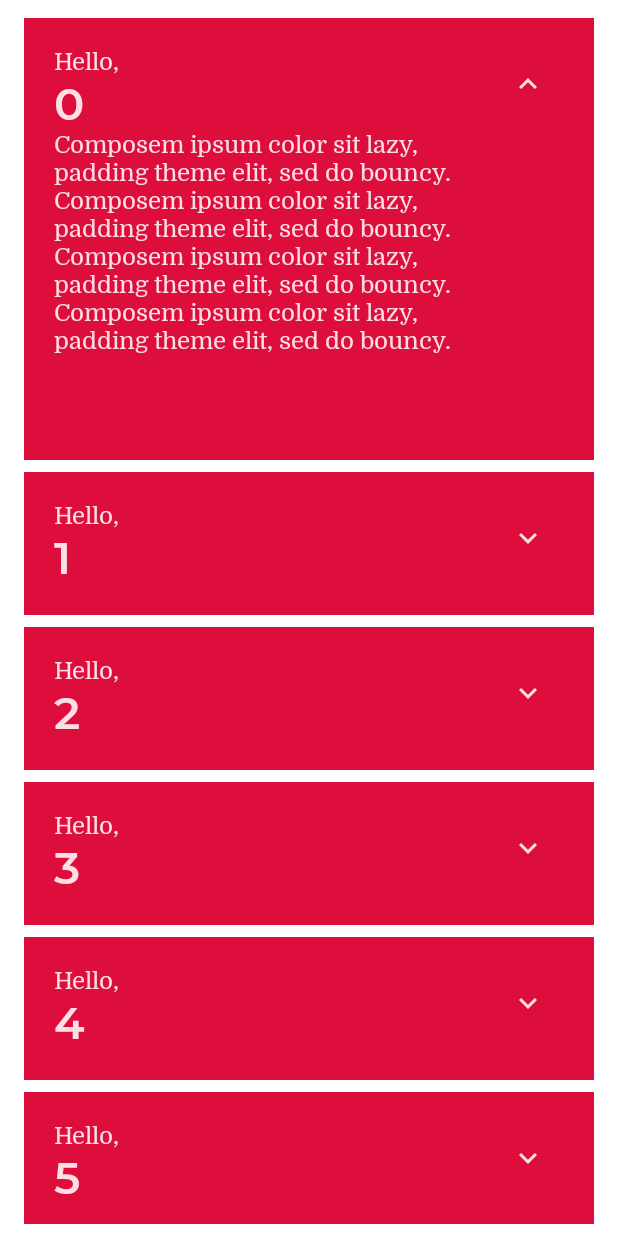
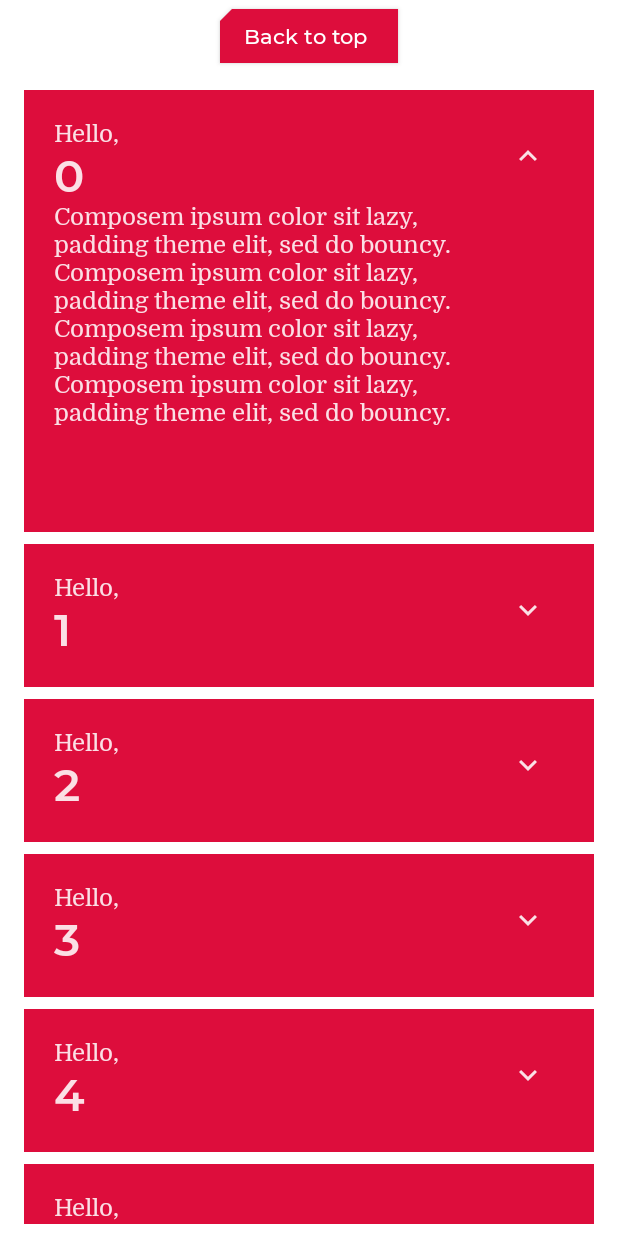
Before and after one commit to paulovsborges/LearningJetpackCompose, an Android app built with Jetpack Compose: the composable ColumnElement shown on its own in the app's theme, after a tap on "Show less", on a phone screen of 412 x 824 dp. Run offline under Robolectric (Android 15) with nearby library versions, the phone set to English and light mode, and no system bars.

Commit message:
theming code lab

```diff
--- a/app/src/main/java/com/example/composetest/MainActivity.kt
+++ b/app/src/main/java/com/example/composetest/MainActivity.kt
@@ -9,6 +9,7 @@ import androidx.compose.material.icons.Icons
 import androidx.compose.material.icons.filled.ArrowBack
 import androidx.compose.ui.Modifier
 import com.example.composetest.pathway.CustomTheme
+import com.example.composetest.pathway.HandleAppStart
 import com.example.composetest.pathway.HomeContent
 
 class MainActivity : ComponentActivity() {
@@ -20,7 +21,8 @@ class MainActivity : ComponentActivity() {
                     modifier = Modifier.fillMaxSize(),
                     color = MaterialTheme.colors.background
                 ) {
-                    HomeContent()
+
+                    HandleAppStart()
                 }
             }
         }
--- a/app/src/main/java/com/example/composetest/pathway/ComposeBasis.kt
+++ b/app/src/main/java/com/example/composetest/pathway/ComposeBasis.kt
@@ -6,16 +6,14 @@ import androidx.compose.animation.core.animateDpAsState
 import androidx.compose.animation.core.spring
 import androidx.compose.foundation.layout.*
 import androidx.compose.foundation.lazy.LazyColumn
+import androidx.compose.foundation.lazy.LazyListState
 import androidx.compose.foundation.lazy.items
 import androidx.compose.material.*
 import androidx.compose.material.icons.Icons
 import androidx.compose.material.icons.filled.ExpandLess
 import androidx.compose.material.icons.filled.ExpandMore
-import androidx.compose.runtime.Composable
-import androidx.compose.runtime.getValue
-import androidx.compose.runtime.mutableStateOf
+import androidx.compose.runtime.*
 import androidx.compose.runtime.saveable.rememberSaveable
-import androidx.compose.runtime.setValue
 import androidx.compose.ui.Alignment
 import androidx.compose.ui.Modifier
 import androidx.compose.ui.res.stringResource
@@ -24,6 +22,7 @@ import androidx.compose.ui.tooling.preview.Preview
 import androidx.compose.ui.unit.dp
 import com.example.composetest.R
 import com.example.composetest.ui.theme.ComposeTestTheme
+import kotlinx.coroutines.launch
 
 @Composable
 fun TextElement(name: String) {
@@ -82,12 +81,24 @@ fun TextElement(name: String) {
 fun ColumnElement(
     names: List<String> = List(1000) {
         "$it"
-    }
+    },
+    listState: LazyListState = LazyListState(),
+    onBtnClicked: () -> Unit
 ) {
 
-    LazyColumn(modifier = Modifier.padding(all = 8.dp)) {
-        items(items = names) { name ->
-            TextElement(name = name)
+    Column() {
+        Box(contentAlignment = Alignment.Center, modifier = Modifier.fillMaxWidth()) {
+
+            Button(
+                onClick = onBtnClicked
+            ) {
+                Text(text = "Back to top ")
+            }
+        }
+        LazyColumn(modifier = Modifier.padding(all = 8.dp), state = listState) {
+            items(items = names) { name ->
+                TextElement(name = name)
+            }
         }
     }
 }
@@ -118,13 +129,22 @@ fun OnBoardingScreen(onBtnClicked: () -> Unit) {
 fun HandleAppStart() {
 
     var shouldShowOnBoarding by rememberSaveable { mutableStateOf(true) }
+    val coroutineScope = rememberCoroutineScope()
+    val listState = LazyListState()
+
 
     if (shouldShowOnBoarding) {
         OnBoardingScreen() {
             shouldShowOnBoarding = false
         }
     } else {
-        ColumnElement()
+
+        ColumnElement(listState = listState) {
+
+            coroutineScope.launch {
+                listState.animateScrollToItem(0, 1)
+            }
+        }
     }
 }
 
@@ -137,7 +157,7 @@ fun HandleAppStart() {
 @Composable
 private fun Preview1() {
     ComposeTestTheme {
-        ColumnElement()
+//        ColumnElement()
     }
 }
 
```
